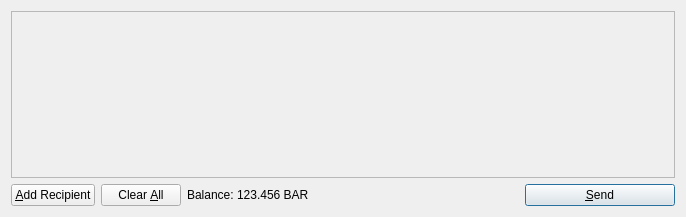
Before: the Qt Designer form src/qt/forms/sendcoinsdialog.ui in ProPoint/RickCoin, drawn with Qt 5.
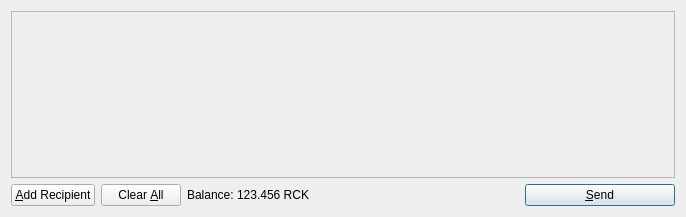
After: the same form once the commit is applied. Icons and pictures are not drawn.

```diff
--- a/src/qt/forms/sendcoinsdialog.ui
+++ b/src/qt/forms/sendcoinsdialog.ui
@@ -119,7 +119,7 @@
           <cursorShape>IBeamCursor</cursorShape>
          </property>
          <property name="text">
-          <string>123.456 BAR</string>
+          <string>123.456 RCK</string>
          </property>
          <property name="textInteractionFlags">
           <set>Qt::LinksAccessibleByMouse|Qt::TextSelectableByKeyboard|Qt::TextSelectableByMouse</set>
```
